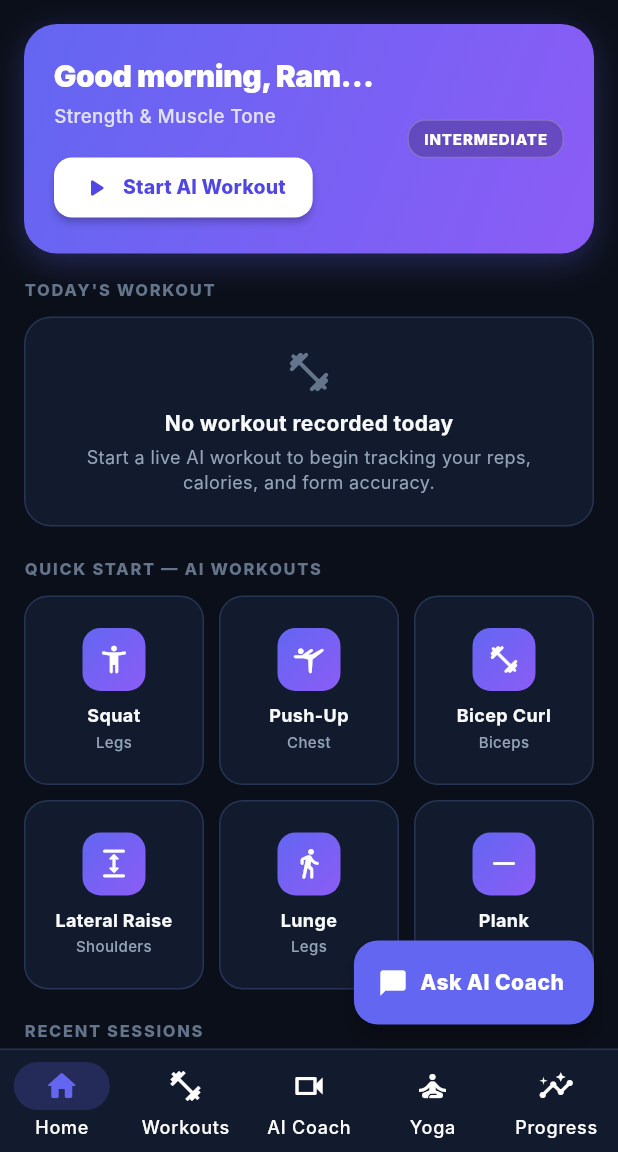
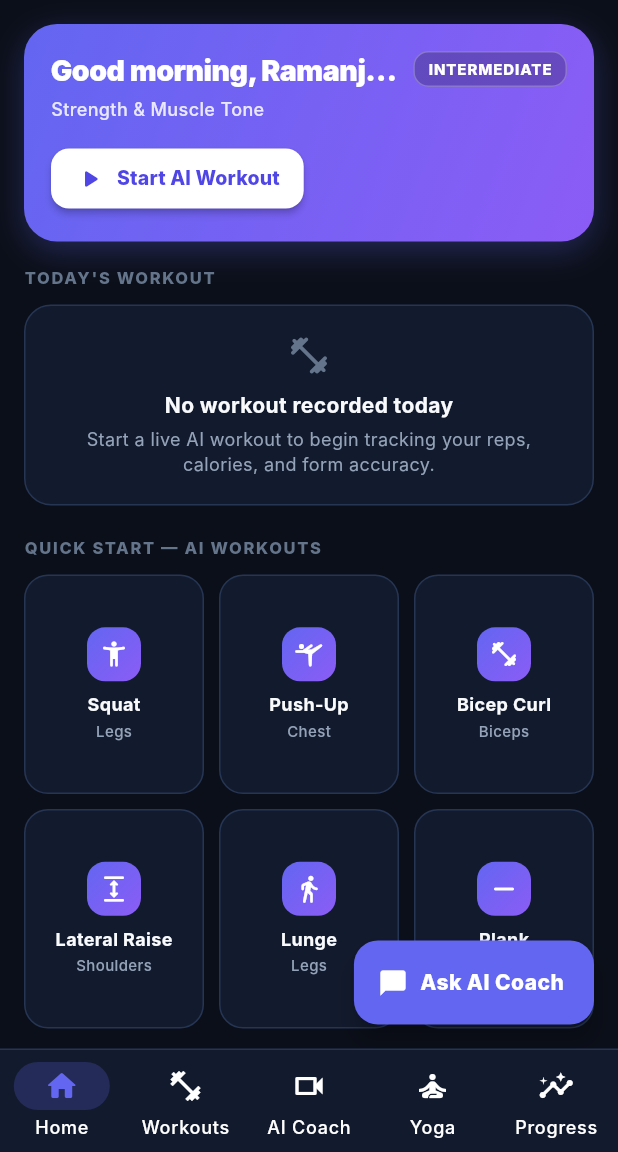
Before and after one commit to venkataramanjiivarala/GYM-STAR, a Flutter app: the screen it shows after launch, on a phone screen of 412 x 824 dp, the part 84-1236 px from its top. Run offline on Flutter 3.47's test engine with Material 3 defaults, Android fonts, the phone set to English and light mode, and no system bars; our stand-ins replace camera, fl_chart, flutter_tts; missing offline and left inert: google_mlkit_pose_detection; accounts and stored records are empty; network calls fail; Roboto replaces fonts that are missing (Inter).

Commit message:
fix(ui): eliminate all overflows in HomeScreen (grid childAspectRatio, StatTile fitted boxes, and GreetingCard layout)

```diff
--- a/flutter_app/lib/screens/home_screen.dart
+++ b/flutter_app/lib/screens/home_screen.dart
@@ -109,6 +109,7 @@ class _HomeScreenState extends State<HomeScreen> {
         surfaceTintColor: Colors.transparent,
         elevation: 0,
         title: Row(
+          mainAxisSize: MainAxisSize.min,
           children: [
             Container(
               padding: const EdgeInsets.all(7),
@@ -120,13 +121,17 @@ class _HomeScreenState extends State<HomeScreen> {
                   color: Colors.white, size: 18),
             ),
             const SizedBox(width: 10),
-            const Text(
+            const Flexible(
+              child: Text(
                 'GYM STAR',
+                maxLines: 1,
+                overflow: TextOverflow.ellipsis,
                 style: TextStyle(
                   fontWeight: FontWeight.w900,
                   letterSpacing: 1.2,
                   fontSize: 18,
                   color: AppColors.textPrimary,
+                ),
               ),
             ),
           ],
@@ -195,8 +200,10 @@ class _HomeScreenState extends State<HomeScreen> {
                     // ── Quick Start Exercises ──────────────────────────
                     const _SectionLabel(label: 'QUICK START — AI WORKOUTS'),
                     const SizedBox(height: 10),
-                    _QuickStartGrid(onStartCamera: widget.onStartCamera,
-                        onViewDetails: _showExerciseDetail),
+                    _QuickStartGrid(
+                      onStartCamera: widget.onStartCamera,
+                      onViewDetails: _showExerciseDetail,
+                    ),
                     const SizedBox(height: 20),
 
                     // ── Recent Sessions ────────────────────────────────
@@ -215,8 +222,10 @@ class _HomeScreenState extends State<HomeScreen> {
                       ],
                     ),
                     const SizedBox(height: 10),
-                    _RecentSessionsList(sessions: _dashboard.recentSessions,
-                        onStartCamera: widget.onStartCamera),
+                    _RecentSessionsList(
+                      sessions: _dashboard.recentSessions,
+                      onStartCamera: widget.onStartCamera,
+                    ),
                   ],
                 ),
               ),
@@ -243,11 +252,12 @@ class _TodayStats {
   final double calories;
   final int minutes;
   final int sessions;
-  const _TodayStats(
-      {required this.reps,
+  const _TodayStats({
+    required this.reps,
     required this.calories,
     required this.minutes,
-      required this.sessions});
+    required this.sessions,
+  });
 }
 
 // ─── Greeting Card ────────────────────────────────────────────────────────────
@@ -266,7 +276,7 @@ class _GreetingCard extends StatelessWidget {
   Widget build(BuildContext context) {
     return Container(
       width: double.infinity,
-      padding: const EdgeInsets.all(20),
+      padding: const EdgeInsets.all(18),
       decoration: BoxDecoration(
         gradient: AppColors.primaryGradient,
         borderRadius: BorderRadius.circular(22),
@@ -278,7 +288,12 @@ class _GreetingCard extends StatelessWidget {
           ),
         ],
       ),
-      child: Row(
+      child: Column(
+        crossAxisAlignment: CrossAxisAlignment.start,
+        children: [
+          Row(
+            crossAxisAlignment: CrossAxisAlignment.start,
+            mainAxisAlignment: MainAxisAlignment.spaceBetween,
             children: [
               Expanded(
                 child: Column(
@@ -289,51 +304,34 @@ class _GreetingCard extends StatelessWidget {
                       maxLines: 1,
                       overflow: TextOverflow.ellipsis,
                       style: const TextStyle(
-                    fontSize: 20,
+                        fontSize: 19,
                         fontWeight: FontWeight.w900,
                         color: Colors.white,
                         letterSpacing: -0.3,
                       ),
                     ),
-                const SizedBox(height: 4),
+                    const SizedBox(height: 3),
                     Text(
                       profile.primaryGoal,
                       maxLines: 1,
                       overflow: TextOverflow.ellipsis,
                       style: TextStyle(
-                    color: Colors.white.withValues(alpha: 0.80),
-                    fontSize: 12.5,
+                        color: Colors.white.withValues(alpha: 0.85),
+                        fontSize: 12,
                         fontWeight: FontWeight.w500,
-                  ),
-                ),
-                const SizedBox(height: 14),
-                ElevatedButton.icon(
-                  onPressed: onStartWorkout,
-                  icon: const Icon(Icons.play_arrow_rounded, size: 20),
-                  label: const Text('Start AI Workout',
-                      style: TextStyle(
-                          fontWeight: FontWeight.w800, fontSize: 13)),
-                  style: ElevatedButton.styleFrom(
-                    backgroundColor: Colors.white,
-                    foregroundColor: AppColors.primaryDark,
-                    padding: const EdgeInsets.symmetric(
-                        horizontal: 18, vertical: 10),
-                    shape: RoundedRectangleBorder(
-                        borderRadius: BorderRadius.circular(12)),
-                    elevation: 2,
                       ),
                     ),
                   ],
                 ),
               ),
-          const SizedBox(width: 12),
+              const SizedBox(width: 8),
               Container(
-            padding: const EdgeInsets.symmetric(horizontal: 10, vertical: 5),
+                padding: const EdgeInsets.symmetric(horizontal: 9, vertical: 4),
                 decoration: BoxDecoration(
                   color: Colors.black.withValues(alpha: 0.22),
-              borderRadius: BorderRadius.circular(12),
+                  borderRadius: BorderRadius.circular(10),
                   border:
-                  Border.all(color: Colors.white.withValues(alpha: 0.22)),
+                      Border.all(color: Colors.white.withValues(alpha: 0.25)),
                 ),
                 child: Text(
                   profile.fitnessLevel.toUpperCase(),
@@ -343,6 +341,25 @@ class _GreetingCard extends StatelessWidget {
                     color: Colors.white,
                     letterSpacing: 0.6,
                   ),
+                ),
+              ),
+            ],
+          ),
+          const SizedBox(height: 14),
+          ElevatedButton.icon(
+            onPressed: onStartWorkout,
+            icon: const Icon(Icons.play_arrow_rounded, size: 20),
+            label: const Text(
+              'Start AI Workout',
+              style: TextStyle(fontWeight: FontWeight.w800, fontSize: 13),
+            ),
+            style: ElevatedButton.styleFrom(
+              backgroundColor: Colors.white,
+              foregroundColor: AppColors.primaryDark,
+              padding: const EdgeInsets.symmetric(horizontal: 16, vertical: 10),
+              shape: RoundedRectangleBorder(
+                  borderRadius: BorderRadius.circular(12)),
+              elevation: 2,
             ),
           ),
         ],
@@ -381,7 +398,7 @@ class _TodayStatsRow extends StatelessWidget {
     if (!hasActivity) {
       return Container(
         width: double.infinity,
-        padding: const EdgeInsets.symmetric(horizontal: 18, vertical: 20),
+        padding: const EdgeInsets.symmetric(horizontal: 16, vertical: 18),
         decoration: BoxDecoration(
           color: AppColors.surfaceDark,
           borderRadius: BorderRadius.circular(18),
@@ -390,7 +407,7 @@ class _TodayStatsRow extends StatelessWidget {
         child: const Column(
           children: [
             Icon(Icons.fitness_center_rounded,
-                size: 32, color: AppColors.textMuted),
+                size: 30, color: AppColors.textMuted),
             SizedBox(height: 8),
             Text(
               'No workout recorded today',
@@ -419,21 +436,21 @@ class _TodayStatsRow extends StatelessWidget {
           label: 'Reps',
           color: AppColors.primary,
         ),
-        const SizedBox(width: 10),
+        const SizedBox(width: 8),
         _StatTile(
           icon: Icons.local_fire_department_rounded,
           value: '${today.calories.toInt()}',
           label: 'kcal',
           color: AppColors.streakOrange,
         ),
-        const SizedBox(width: 10),
+        const SizedBox(width: 8),
         _StatTile(
           icon: Icons.timer_outlined,
           value: '${today.minutes}',
           label: 'min',
           color: AppColors.accentNeon,
         ),
-        const SizedBox(width: 10),
+        const SizedBox(width: 8),
         _StatTile(
           icon: Icons.check_circle_rounded,
           value: '${today.sessions}',
@@ -450,41 +467,52 @@ class _StatTile extends StatelessWidget {
   final String value;
   final String label;
   final Color color;
-  const _StatTile(
-      {required this.icon,
+  const _StatTile({
+    required this.icon,
     required this.value,
     required this.label,
-      required this.color});
+    required this.color,
+  });
 
   @override
   Widget build(BuildContext context) {
     return Expanded(
       child: Container(
-        padding: const EdgeInsets.symmetric(vertical: 14),
+        padding: const EdgeInsets.symmetric(horizontal: 4, vertical: 12),
         decoration: BoxDecoration(
           color: AppColors.surfaceDark,
-          borderRadius: BorderRadius.circular(16),
+          borderRadius: BorderRadius.circular(14),
           border: Border.all(color: AppColors.borderDark),
         ),
         child: Column(
+          mainAxisSize: MainAxisSize.min,
           children: [
-            Icon(icon, color: color, size: 20),
-            const SizedBox(height: 6),
-            Text(
+            Icon(icon, color: color, size: 19),
+            const SizedBox(height: 5),
+            FittedBox(
+              fit: BoxFit.scaleDown,
+              child: Text(
                 value,
+                maxLines: 1,
                 style: TextStyle(
-                fontSize: 18,
+                  fontSize: 16,
                   fontWeight: FontWeight.w900,
                   color: color,
                   letterSpacing: -0.5,
                 ),
               ),
-            Text(
+            ),
+            const SizedBox(height: 2),
+            FittedBox(
+              fit: BoxFit.scaleDown,
+              child: Text(
                 label,
+                maxLines: 1,
                 style: const TextStyle(
                     fontSize: 10,
                     fontWeight: FontWeight.w600,
                     color: AppColors.textSecondary),
+              ),
             ),
           ],
         ),
@@ -498,8 +526,10 @@ class _QuickStartGrid extends StatelessWidget {
   final Function(String, bool) onStartCamera;
   final Function(Exercise) onViewDetails;
 
-  const _QuickStartGrid(
-      {required this.onStartCamera, required this.onViewDetails});
+  const _QuickStartGrid({
+    required this.onStartCamera,
+    required this.onViewDetails,
+  });
 
   static const _exercises = [
     {'key': 'squat', 'name': 'Squat', 'icon': Icons.accessibility_new_rounded, 'muscle': 'Legs'},
@@ -519,7 +549,7 @@ class _QuickStartGrid extends StatelessWidget {
         crossAxisCount: 3,
         mainAxisSpacing: 10,
         crossAxisSpacing: 10,
-        childAspectRatio: 0.95,
+        childAspectRatio: 0.82,
       ),
       itemCount: _exercises.length,
       itemBuilder: (ctx, i) {
@@ -556,7 +586,7 @@ class _QuickExerciseCard extends StatelessWidget {
     return GestureDetector(
       onTap: onStart,
       child: Container(
-        padding: const EdgeInsets.all(12),
+        padding: const EdgeInsets.symmetric(horizontal: 6, vertical: 10),
         decoration: BoxDecoration(
           color: AppColors.surfaceDark,
           borderRadius: BorderRadius.circular(16),
@@ -566,18 +596,19 @@ class _QuickExerciseCard extends StatelessWidget {
           mainAxisAlignment: MainAxisAlignment.center,
           children: [
             Container(
-              padding: const EdgeInsets.all(10),
+              padding: const EdgeInsets.all(8),
               decoration: BoxDecoration(
                 gradient: AppColors.primaryGradient,
                 borderRadius: BorderRadius.circular(12),
               ),
-              child: Icon(icon, color: Colors.white, size: 22),
+              child: Icon(icon, color: Colors.white, size: 20),
             ),
-            const SizedBox(height: 8),
-            Text(
+            const SizedBox(height: 7),
+            FittedBox(
+              fit: BoxFit.scaleDown,
+              child: Text(
                 name,
                 maxLines: 1,
-              overflow: TextOverflow.ellipsis,
                 textAlign: TextAlign.center,
                 style: const TextStyle(
                   fontSize: 12,
@@ -585,16 +616,19 @@ class _QuickExerciseCard extends StatelessWidget {
                   color: AppColors.textPrimary,
                 ),
               ),
+            ),
             const SizedBox(height: 2),
-            Text(
+            FittedBox(
+              fit: BoxFit.scaleDown,
+              child: Text(
                 muscle,
                 maxLines: 1,
-              overflow: TextOverflow.ellipsis,
                 textAlign: TextAlign.center,
                 style: const TextStyle(
                     fontSize: 10,
                     color: AppColors.textSecondary,
                     fontWeight: FontWeight.w500),
+              ),
             ),
           ],
         ),
@@ -608,15 +642,17 @@ class _RecentSessionsList extends StatelessWidget {
   final List<RecentSession> sessions;
   final Function(String, bool) onStartCamera;
 
-  const _RecentSessionsList(
-      {required this.sessions, required this.onStartCamera});
+  const _RecentSessionsList({
+    required this.sessions,
+    required this.onStartCamera,
+  });
 
   @override
   Widget build(BuildContext context) {
     if (sessions.isEmpty) {
       return Container(
         width: double.infinity,
-        padding: const EdgeInsets.symmetric(horizontal: 18, vertical: 24),
+        padding: const EdgeInsets.symmetric(horizontal: 18, vertical: 22),
         decoration: BoxDecoration(
           color: AppColors.surfaceDark,
           borderRadius: BorderRadius.circular(18),
@@ -625,7 +661,7 @@ class _RecentSessionsList extends StatelessWidget {
         child: Column(
           children: [
             const Icon(Icons.history_rounded,
-                size: 32, color: AppColors.textMuted),
+                size: 30, color: AppColors.textMuted),
             const SizedBox(height: 8),
             const Text(
               'No sessions yet',
@@ -676,9 +712,10 @@ class _RecentSessionsList extends StatelessWidget {
             border: Border.all(color: AppColors.borderDark),
           ),
           child: Row(
+            crossAxisAlignment: CrossAxisAlignment.center,
             children: [
               Container(
-                padding: const EdgeInsets.all(10),
+                padding: const EdgeInsets.all(9),
                 decoration: BoxDecoration(
                   color: color.withValues(alpha: 0.14),
                   borderRadius: BorderRadius.circular(12),
@@ -700,9 +737,10 @@ class _RecentSessionsList extends StatelessWidget {
                           fontSize: 14,
                           color: AppColors.textPrimary),
                     ),
-                    const SizedBox(height: 3),
+                    const SizedBox(height: 4),
                     Wrap(
                       spacing: 6,
+                      runSpacing: 4,
                       children: [
                         if (s.totalReps > 0)
                           _Chip(
@@ -733,12 +771,15 @@ class _RecentSessionsList extends StatelessWidget {
                   border: Border.all(
                       color: color.withValues(alpha: 0.3)),
                 ),
+                child: FittedBox(
+                  fit: BoxFit.scaleDown,
                   child: Text(
                     '${s.avgFormScore.toInt()}%',
                     style: TextStyle(
                         fontSize: 11.5,
                         fontWeight: FontWeight.w900,
                         color: color),
+                  ),
                 ),
               ),
             ],
```
Also changed, not shown: 1 other file. Lines whose indentation alone changed are shown as unchanged.
